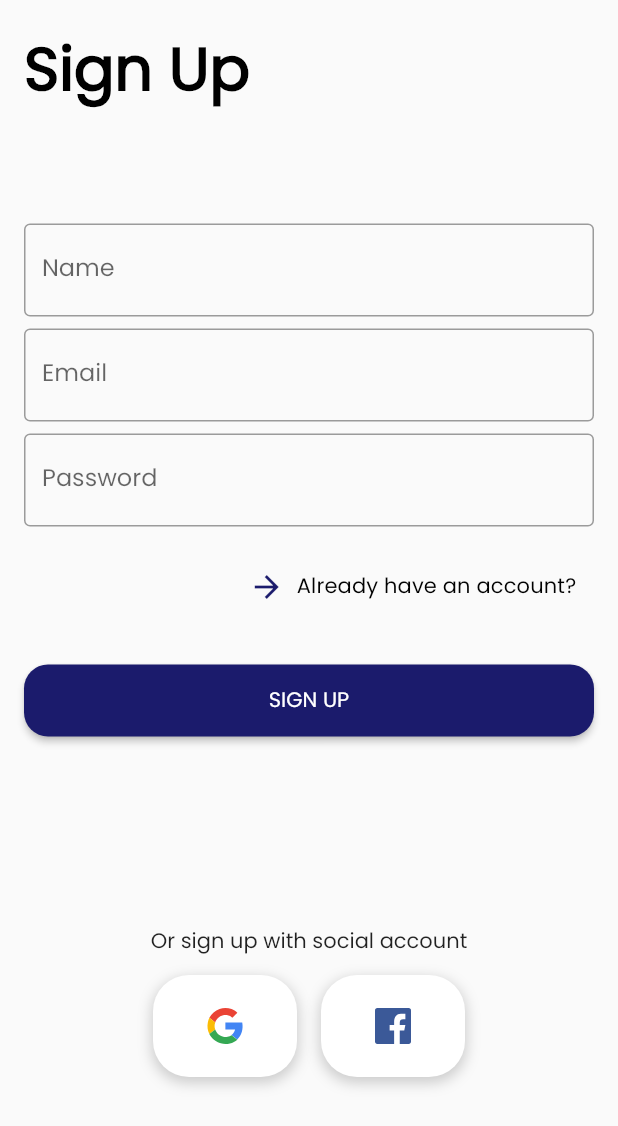
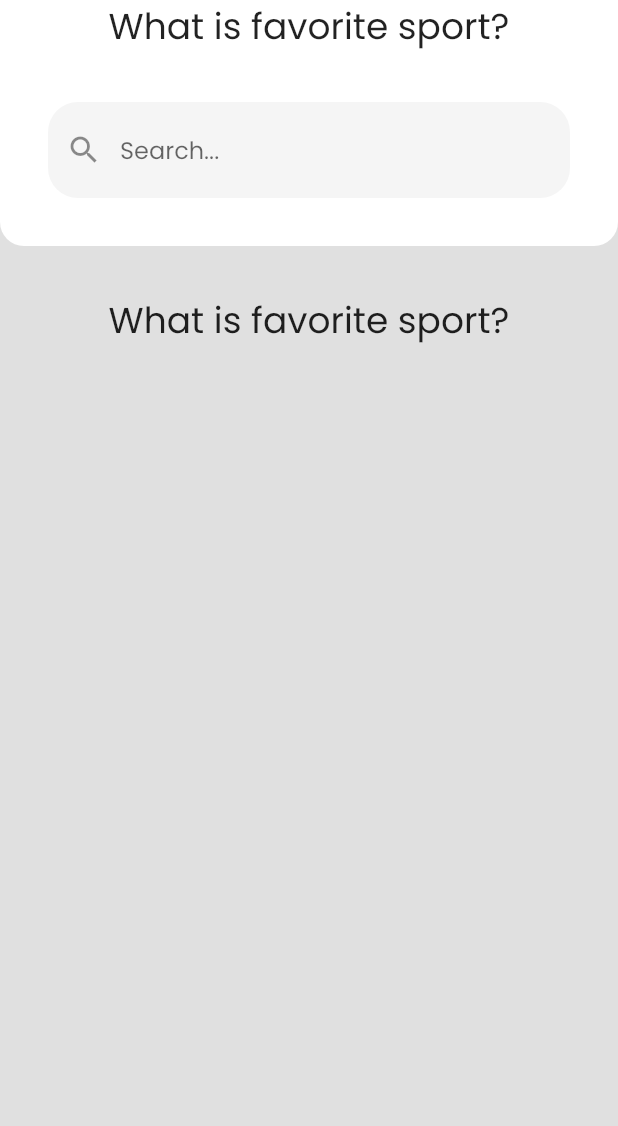
Before and after one commit to tranthaison1231/spo_flutter, a Flutter app: the screen it shows after launch, on a phone screen of 412 x 824 dp. Shown: the top 1126 px of the screen. Run offline on Flutter 3.47's test engine with Material 2 defaults, Android fonts, the phone set to English and light mode, and no system bars; drawn by our look-alikes of flutter_form_builder; our stand-ins replace flutter_svg, get.

Commit message:
Update package

```diff
--- a/lib/main.dart
+++ b/lib/main.dart
@@ -1,6 +1,7 @@
 import 'package:flutter/material.dart';
 import 'package:get/route_manager.dart';
 import 'package:spo/screens/signup.dart';
+import 'package:spo/screens/sport_selector.dart';
 import 'package:spo/shared/utils/theme.dart';
 
 void main() {
@@ -12,13 +13,13 @@ class MyApp extends StatelessWidget {
   Widget build(BuildContext context) {
     return GetMaterialApp(
       debugShowCheckedModeBanner: false,
-      home: SignUp(),
+      home: SportSelector(),
       theme: ThemeData(
           fontFamily: 'Poppins-Regular',
           primarySwatch: Palette.primaryColor,
           textTheme: textTheme,
           inputDecorationTheme: InputDecorationTheme(
-            border: OutlineInputBorder(),
+            border: OutlineInputBorder(borderRadius: BorderRadius.circular(16)),
           ),
           elevatedButtonTheme: ElevatedButtonThemeData(
             style: ElevatedButton.styleFrom(
--- a/lib/screens/login.dart
+++ b/lib/screens/login.dart
@@ -21,7 +21,6 @@ class Login extends StatelessWidget {
                   children: [
                     FormBuilder(
                       key: _formKey,
-                      autovalidateMode: AutovalidateMode.onUserInteraction,
                       child: Column(
                         crossAxisAlignment: CrossAxisAlignment.start,
                         children: [
--- a/lib/screens/signup.dart
+++ b/lib/screens/signup.dart
@@ -20,7 +20,6 @@ class SignUp extends StatelessWidget {
               children: [
                 FormBuilder(
                   key: _formKey,
-                  autovalidateMode: AutovalidateMode.onUserInteraction,
                   child: Column(
                     crossAxisAlignment: CrossAxisAlignment.start,
                     children: [
--- /dev/null
+++ b/lib/screens/sport_selector.dart
@@ -0,0 +1,52 @@
+import 'package:flutter/material.dart';
+import 'package:spo/shared/components/search.dart';
+import 'package:spo/shared/utils/theme.dart';
+
+class SportSelector extends StatefulWidget {
+  SportSelector({Key? key}) : super(key: key);
+
+  @override
+  _SportSelectorState createState() => _SportSelectorState();
+}
+
+class _SportSelectorState extends State<SportSelector> {
+  @override
+  Widget build(BuildContext context) {
+    return Scaffold(
+      backgroundColor: Colors.grey[300],
+      body: SafeArea(
+        child: Container(
+          child: Container(
+            child: Column(
+              children: [
+                Container(
+                  decoration: BoxDecoration(
+                    color: Colors.white,
+                    borderRadius: BorderRadius.only(
+                        bottomLeft: Radius.circular(16),
+                        bottomRight: Radius.circular(16)),
+                  ),
+                  child: Column(children: [
+                    Text('What is favorite sport?',
+                        style: Theme.of(context).textTheme.headline5),
+                    Padding(
+                      padding: EdgeInsets.all(Sizes.xl),
+                      child: Search(),
+                    )
+                  ]),
+                ),
+                Container(
+                  child: Padding(
+                    padding: EdgeInsets.all(Sizes.xl),
+                    child: Text('What is favorite sport?',
+                        style: Theme.of(context).textTheme.headline5),
+                  ),
+                )
+              ],
+            ),
+          ),
+        ),
+      ),
+    );
+  }
+}
--- /dev/null
+++ b/lib/shared/components/search.dart
@@ -0,0 +1,27 @@
+import 'package:flutter/material.dart';
+
+class Search extends StatelessWidget {
+  final String? hinText;
+  final void Function(String)? onChanged;
+  const Search({
+    Key? key,
+    this.onChanged,
+    this.hinText,
+  }) : super(key: key);
+
+  @override
+  Widget build(BuildContext context) {
+    return TextField(
+      decoration: InputDecoration(
+        filled: true,
+        border: OutlineInputBorder(
+          borderSide: BorderSide.none,
+          borderRadius: BorderRadius.circular(20),
+        ),
+        hintText: hinText ?? 'Search...',
+        prefixIcon: Icon(Icons.search),
+      ),
+      onChanged: onChanged,
+    );
+  }
+}
--- a/pubspec.yaml
+++ b/pubspec.yaml
@@ -12,6 +12,7 @@ dependencies:
   flutter_form_builder: ^6.0.1
   get: ^4.1.2
   flutter_svg: ^0.22.0
+  fluttertoast: ^8.0.7
 dev_dependencies:
   flutter_test:
     sdk: flutter
```
Also changed, not shown: pubspec.lock, 7 other files.
